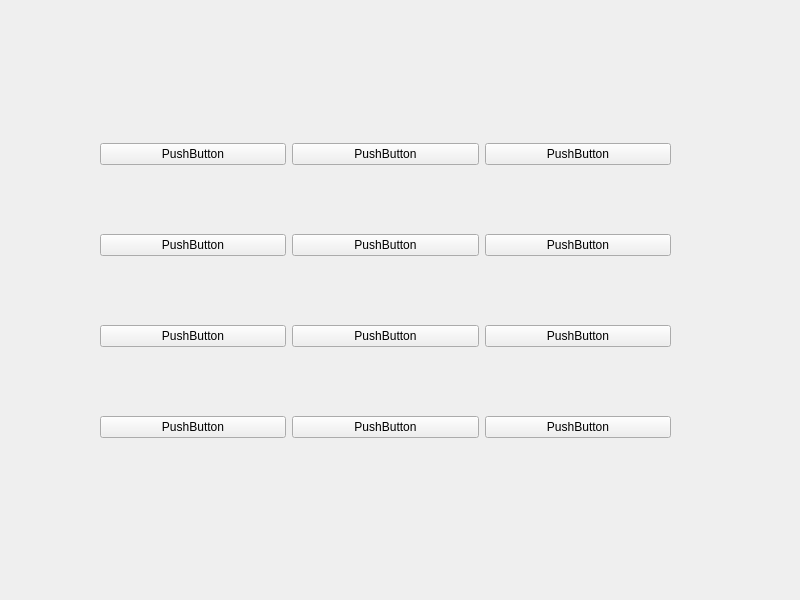
vistar-terry/Qt-Learning, file code/3.Layouts/2.gridLayout/gridLayout/widget.ui: the form before one commit.
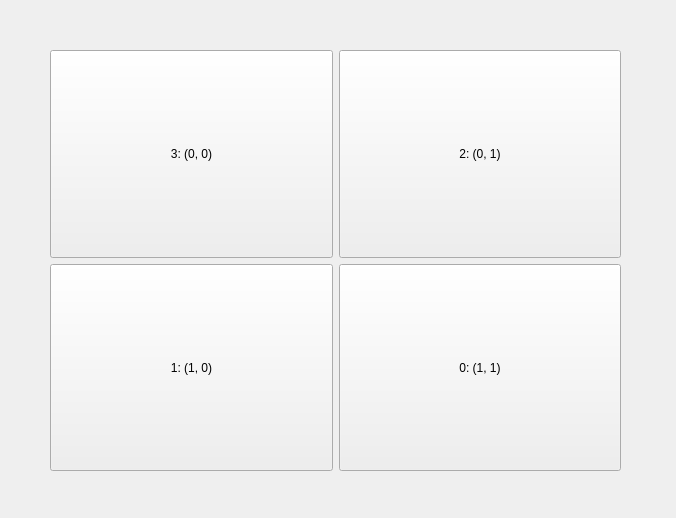
The form after the commit.

The edit to the form file:
```diff
--- a/code/3.Layouts/2.gridLayout/gridLayout/widget.ui
+++ b/code/3.Layouts/2.gridLayout/gridLayout/widget.ui
@@ -6,8 +6,8 @@
    <rect>
     <x>0</x>
     <y>0</y>
-    <width>800</width>
-    <height>600</height>
+    <width>676</width>
+    <height>518</height>
    </rect>
   </property>
   <property name="windowTitle">
@@ -16,94 +16,62 @@
   <widget class="QWidget" name="gridLayoutWidget">
    <property name="geometry">
     <rect>
-     <x>100</x>
-     <y>80</y>
+     <x>50</x>
+     <y>50</y>
      <width>571</width>
      <height>421</height>
     </rect>
    </property>
    <layout class="QGridLayout" name="gridLayout">
-    <item row="0" column="2">
-     <widget class="QPushButton" name="pushButton_5">
-      <property name="text">
-       <string>PushButton</string>
-      </property>
-     </widget>
-    </item>
     <item row="1" column="1">
      <widget class="QPushButton" name="pushButton_4">
-      <property name="text">
-       <string>PushButton</string>
+      <property name="sizePolicy">
+       <sizepolicy hsizetype="Minimum" vsizetype="Expanding">
+        <horstretch>0</horstretch>
+        <verstretch>0</verstretch>
+       </sizepolicy>
       </property>
-     </widget>
-    </item>
-    <item row="2" column="2">
-     <widget class="QPushButton" name="pushButton_9">
       <property name="text">
-       <string>PushButton</string>
-      </property>
-     </widget>
-    </item>
-    <item row="0" column="0">
-     <widget class="QPushButton" name="pushButton">
-      <property name="text">
-       <string>PushButton</string>
-      </property>
-     </widget>
-    </item>
-    <item row="2" column="0">
-     <widget class="QPushButton" name="pushButton_7">
-      <property name="text">
-       <string>PushButton</string>
+       <string>0: (1, 1)</string>
       </property>
      </widget>
     </item>
     <item row="1" column="0">
      <widget class="QPushButton" name="pushButton_3">
-      <property name="text">
-       <string>PushButton</string>
+      <property name="sizePolicy">
+       <sizepolicy hsizetype="Minimum" vsizetype="Expanding">
+        <horstretch>0</horstretch>
+        <verstretch>0</verstretch>
+       </sizepolicy>
       </property>
-     </widget>
-    </item>
-    <item row="2" column="1">
-     <widget class="QPushButton" name="pushButton_8">
       <property name="text">
-       <string>PushButton</string>
-      </property>
-     </widget>
-    </item>
-    <item row="1" column="2">
-     <widget class="QPushButton" name="pushButton_6">
-      <property name="text">
-       <string>PushButton</string>
+       <string>1: (1, 0)</string>
       </property>
      </widget>
     </item>
     <item row="0" column="1">
      <widget class="QPushButton" name="pushButton_2">
-      <property name="text">
-       <string>PushButton</string>
+      <property name="sizePolicy">
+       <sizepolicy hsizetype="Minimum" vsizetype="Expanding">
+        <horstretch>0</horstretch>
+        <verstretch>0</verstretch>
+       </sizepolicy>
       </property>
-     </widget>
-    </item>
-    <item row="3" column="0">
-     <widget class="QPushButton" name="pushButton_10">
       <property name="text">
-       <string>PushButton</string>
+       <string>2: (0, 1)</string>
       </property>
      </widget>
     </item>
-    <item row="3" column="1">
-     <widget class="QPushButton" name="pushButton_11">
-      <property name="text">
-       <string>PushButton</string>
+    <item row="0" column="0">
+     <widget class="QPushButton" name="pushButton">
+      <property name="sizePolicy">
+       <sizepolicy hsizetype="Minimum" vsizetype="Expanding">
+        <horstretch>0</horstretch>
+        <verstretch>0</verstretch>
+       </sizepolicy>
       </property>
-     </widget>
-    </item>
-    <item row="3" column="2">
-     <widget class="QPushButton" name="pushButton_12">
       <property name="text">
-       <string>PushButton</string>
+       <string>3: (0, 0)</string>
       </property>
      </widget>
     </item>
```
